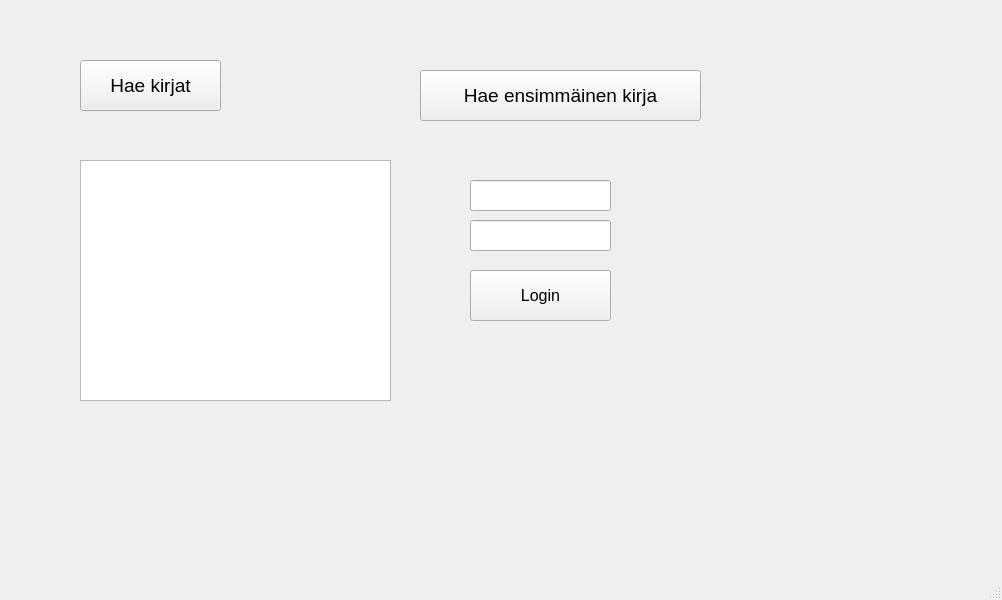
First picture: the form in bankautomat/mainwindow.ui, repository tvt21kmo-bank-project/group_9, before the edit.
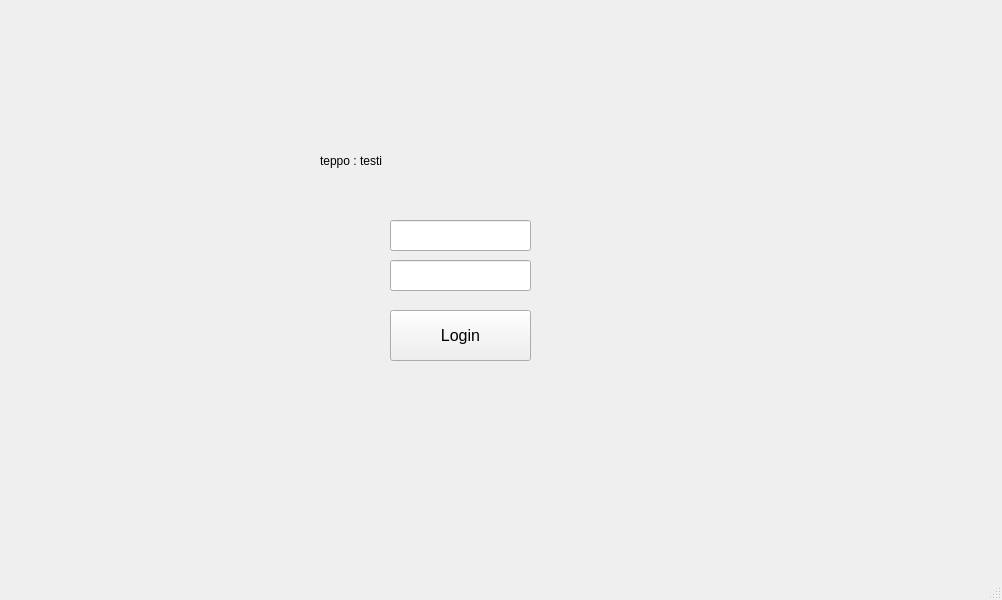
Second picture: the form after the edit.

What changed in the file:
```diff
--- a/bankautomat/mainwindow.ui
+++ b/bankautomat/mainwindow.ui
@@ -14,71 +14,10 @@
    <string>MainWindow</string>
   </property>
   <widget class="QWidget" name="centralwidget">
-   <widget class="QPushButton" name="btnShowBooks">
-    <property name="geometry">
-     <rect>
-      <x>80</x>
-      <y>60</y>
-      <width>141</width>
-      <height>51</height>
-     </rect>
-    </property>
-    <property name="font">
-     <font>
-      <pointsize>14</pointsize>
-     </font>
-    </property>
-    <property name="text">
-     <string>Hae kirjat</string>
-    </property>
-   </widget>
-   <widget class="QTextEdit" name="txtBooks">
-    <property name="geometry">
-     <rect>
-      <x>80</x>
-      <y>160</y>
-      <width>311</width>
-      <height>241</height>
-     </rect>
-    </property>
-   </widget>
-   <widget class="QPushButton" name="btnShowOneBook">
-    <property name="geometry">
-     <rect>
-      <x>420</x>
-      <y>70</y>
-      <width>281</width>
-      <height>51</height>
-     </rect>
-    </property>
-    <property name="font">
-     <font>
-      <pointsize>14</pointsize>
-     </font>
-    </property>
-    <property name="text">
-     <string>Hae ensimmäinen kirja</string>
-    </property>
-   </widget>
    <widget class="QLineEdit" name="lineEditUsername">
     <property name="geometry">
      <rect>
-      <x>470</x>
-      <y>180</y>
-      <width>141</width>
-      <height>31</height>
-     </rect>
-    </property>
-    <property name="font">
-     <font>
-      <pointsize>12</pointsize>
-     </font>
-    </property>
-   </widget>
-   <widget class="QLineEdit" name="lineEditPassword">
-    <property name="geometry">
-     <rect>
-      <x>470</x>
+      <x>390</x>
       <y>220</y>
       <width>141</width>
       <height>31</height>
@@ -89,6 +28,21 @@
       <pointsize>12</pointsize>
      </font>
     </property>
+   </widget>
+   <widget class="QLineEdit" name="lineEditPassword">
+    <property name="geometry">
+     <rect>
+      <x>390</x>
+      <y>260</y>
+      <width>141</width>
+      <height>31</height>
+     </rect>
+    </property>
+    <property name="font">
+     <font>
+      <pointsize>12</pointsize>
+     </font>
+    </property>
     <property name="echoMode">
      <enum>QLineEdit::Password</enum>
     </property>
@@ -96,8 +50,8 @@
    <widget class="QPushButton" name="btnLogin">
     <property name="geometry">
      <rect>
-      <x>470</x>
-      <y>270</y>
+      <x>390</x>
+      <y>310</y>
       <width>141</width>
       <height>51</height>
      </rect>
@@ -111,6 +65,19 @@
      <string>Login</string>
     </property>
    </widget>
+   <widget class="QLabel" name="label">
+    <property name="geometry">
+     <rect>
+      <x>320</x>
+      <y>140</y>
+      <width>231</width>
+      <height>41</height>
+     </rect>
+    </property>
+    <property name="text">
+     <string>teppo : testi</string>
+    </property>
+   </widget>
   </widget>
   <widget class="QMenuBar" name="menubar">
    <property name="geometry">
```
